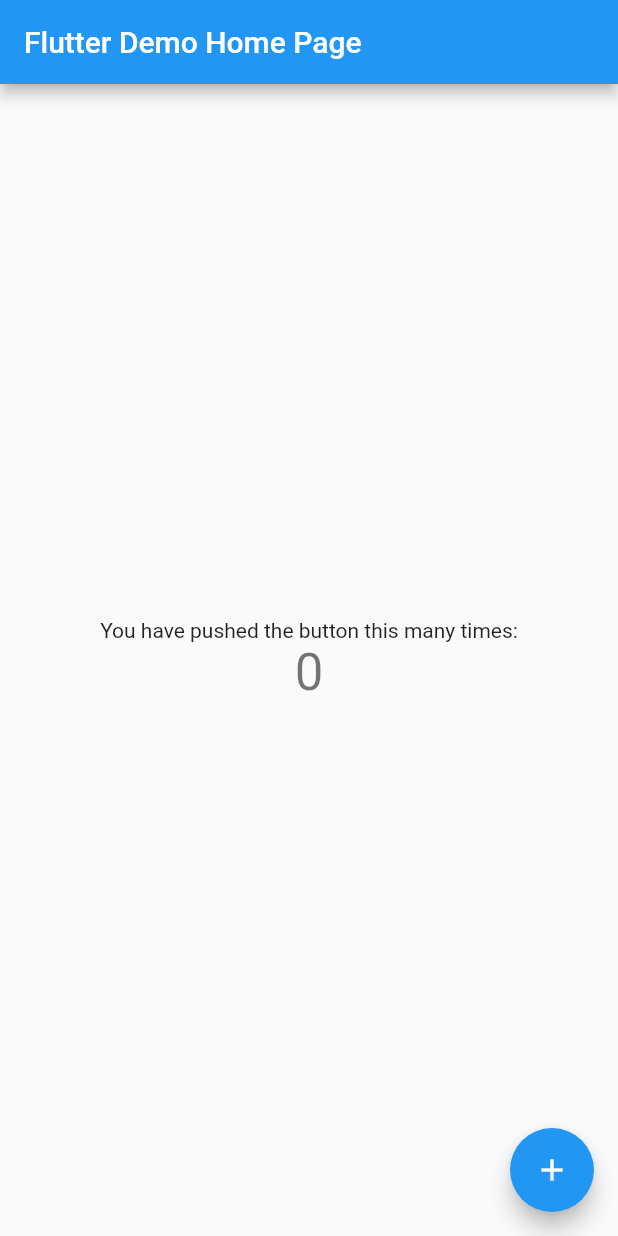
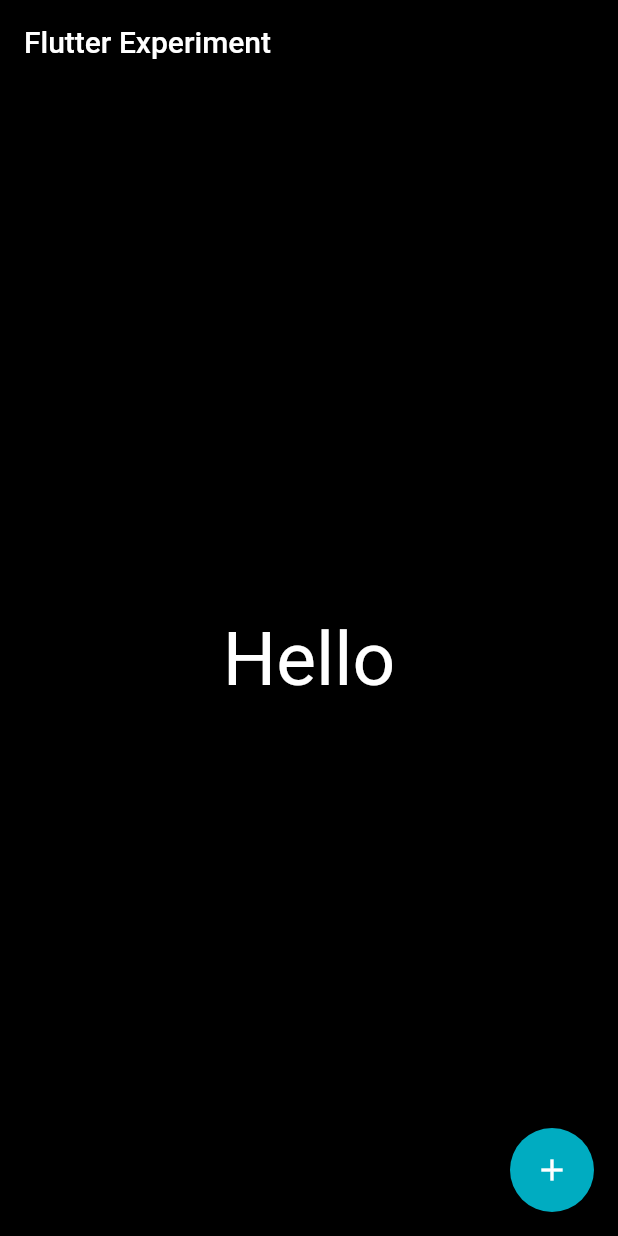
Before and after one commit to v16s/flutter_experiment, a Flutter app: the screen it shows after launch, on a phone screen of 412 x 824 dp. Run offline on Flutter 3.47's test engine with Material 2 defaults, Android fonts, the phone set to English and light mode, and no system bars; Roboto replaces fonts that are missing (Google Sans, Montserrat).

Commit message:
changed colors

```diff
--- a/lib/main.dart
+++ b/lib/main.dart
@@ -6,21 +6,25 @@ class MyApp extends StatelessWidget {
   // This widget is the root of your application.
   @override
   Widget build(BuildContext context) {
+    String appName = 'Flutter Experiment';
     return MaterialApp(
-      title: 'Flutter Demo',
-      theme: ThemeData(
-        // This is the theme of your application.
-        //
-        // Try running your application with "flutter run". You'll see the
-        // application has a blue toolbar. Then, without quitting the app, try
-        // changing the primarySwatch below to Colors.green and then invoke
-        // "hot reload" (press "r" in the console where you ran "flutter run",
-        // or simply save your changes to "hot reload" in a Flutter IDE).
-        // Notice that the counter didn't reset back to zero; the application
-        // is not restarted.
-        primarySwatch: Colors.blue,
+      title: appName,
+      theme: new ThemeData(
+        backgroundColor: Colors.black,
+        primaryColor: Colors.black,
+        accentColor: Colors.cyan[600],
+        fontFamily: 'Montserrat',
+        scaffoldBackgroundColor: Colors.black,
+
+        textTheme: TextTheme(
+            headline: TextStyle(fontSize: 72, fontWeight: FontWeight.bold),
+            title: TextStyle(fontSize: 36, fontStyle: FontStyle.italic),
+            body1: TextStyle(
+                fontSize: 14,
+                fontFamily: 'Roboto Mono',
+                color: Colors.white)), // new
       ),
-      home: MyHomePage(title: 'Flutter Demo Home Page'),
+      home: MyHomePage(title: appName),
     );
   }
 }
@@ -92,12 +96,9 @@ class _MyHomePageState extends State<MyHomePage> {
           mainAxisAlignment: MainAxisAlignment.center,
           children: <Widget>[
             Text(
-              'You have pushed the button this many times:',
-            ),
-            Text(
-              '$_counter',
-              style: Theme.of(context).textTheme.display1,
-            ),
+              'Hello',
+              style: TextStyle(fontSize: 50, fontFamily: 'Google Sans'),
+            )
           ],
         ),
       ),
```
